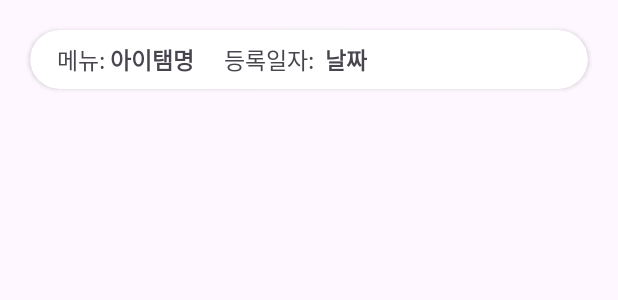
After one commit to SHINMIN7/AndroidApp_shin, an Android app: the layout recyclerview_item.xml on its own in the app's theme, with its tools: preview values and no code run, on a phone screen of 412 x 824 dp. The commit adds this screen. Shown: the top 300 px of the screen. Run offline under Robolectric (Android 15) with nearby library versions, the phone set to English and light mode, and no system bars.

Commit message:
feat: 입력된 db 출력

```diff
--- /dev/null
+++ b/app/src/main/res/layout/recyclerview_item.xml
@@ -0,0 +1,56 @@
+<?xml version="1.0" encoding="utf-8"?>
+<androidx.cardview.widget.CardView xmlns:android="http://schemas.android.com/apk/res/android"
+    xmlns:app="http://schemas.android.com/apk/res-auto"
+    android:layout_width="match_parent"
+    android:layout_height="wrap_content"
+    android:layout_margin="20dp"
+    app:cardCornerRadius="30dp">
+
+    <LinearLayout
+        android:layout_width="match_parent"
+        android:layout_height="wrap_content"
+        android:orientation="horizontal"
+        android:padding="8dp">
+
+        <TextView
+            android:id="@+id/tv_text_name"
+            android:layout_width="wrap_content"
+            android:layout_height="wrap_content"
+            android:layout_gravity="center_vertical"
+            android:layout_marginStart="10dp"
+            android:text="메뉴:"
+            android:textSize="15dp"></TextView>
+
+        <TextView
+            android:id="@+id/tv_item_name"
+            android:layout_width="wrap_content"
+            android:layout_height="wrap_content"
+            android:layout_gravity="center_vertical"
+            android:layout_marginStart="3dp"
+            android:text="아이탬명"
+            android:textSize="15dp"
+            android:textStyle="bold"></TextView>
+
+        <TextView
+            android:id="@+id/tv_text_date"
+            android:layout_width="wrap_content"
+            android:layout_height="wrap_content"
+            android:layout_gravity="center_vertical"
+            android:layout_marginStart="20dp"
+            android:text="등록일자: "
+            android:textSize="15dp"></TextView>
+
+        <TextView
+            android:id="@+id/text_date"
+            android:layout_width="wrap_content"
+            android:layout_height="wrap_content"
+            android:layout_gravity="center_vertical"
+            android:layout_marginStart="3dp"
+            android:text="날짜"
+            android:textSize="15dp"
+            android:textStyle="bold"></TextView>
+
+
+    </LinearLayout>
+
+</androidx.cardview.widget.CardView>
```
Also changed, not shown: app/src/main/java/com/example/myapplication/MealListAdapter.java (added, +56 -0 lines), app/src/main/java/com/example/myapplication/MealViewHolder.java (added, +33 -0 lines), app/src/main/java/com/example/myapplication/ShowFood.java (+21 -0 lines), app/src/main/res/layout/activity_show_food.xml (+21 -1 lines).
